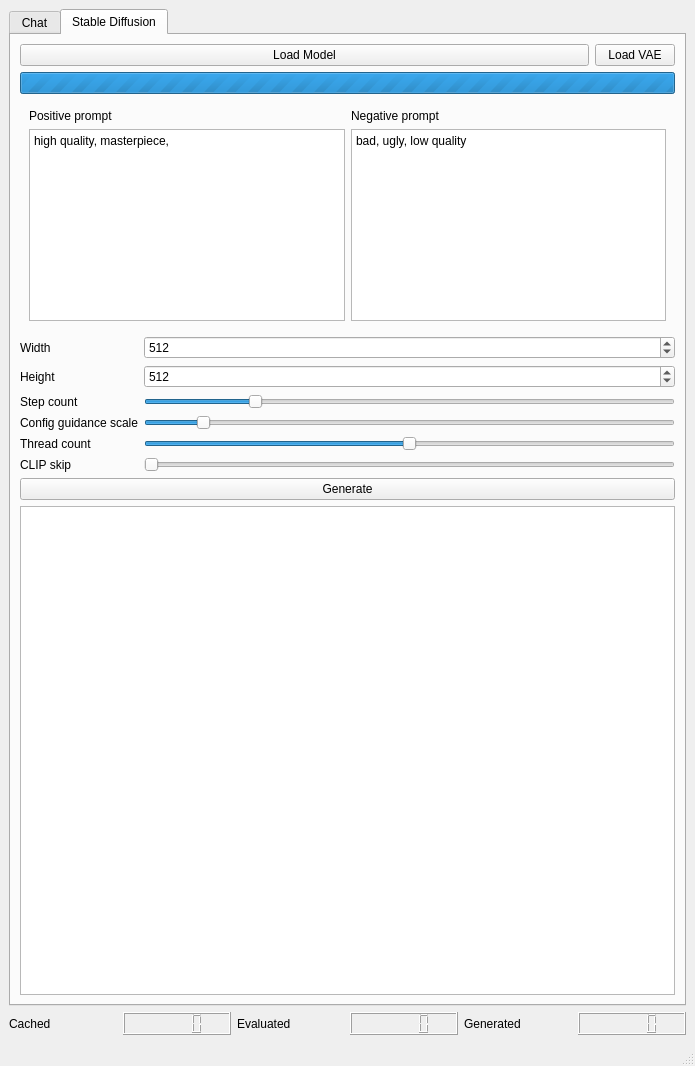
Above: AIOneQTWidgets/mainwindow.ui from Iemand005/Singularity before the change. Below: the same form after it.
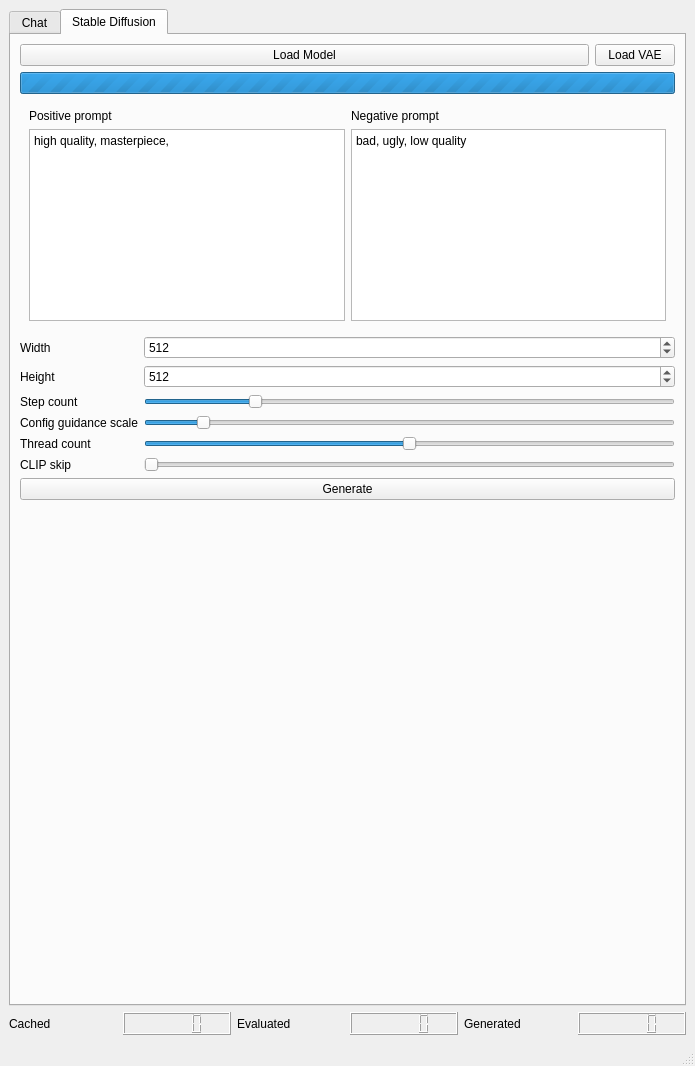
That is the form after the change.

```diff
--- a/AIOneQTWidgets/mainwindow.ui
+++ b/AIOneQTWidgets/mainwindow.ui
@@ -478,13 +478,16 @@
          </widget>
         </item>
         <item>
-         <widget class="QGraphicsView" name="imageView">
+         <widget class="QLabel" name="previewImage">
           <property name="sizePolicy">
-           <sizepolicy hsizetype="Expanding" vsizetype="Expanding">
+           <sizepolicy hsizetype="Preferred" vsizetype="Expanding">
             <horstretch>0</horstretch>
             <verstretch>0</verstretch>
            </sizepolicy>
           </property>
+          <property name="text">
+           <string/>
+          </property>
          </widget>
         </item>
        </layout>
```
